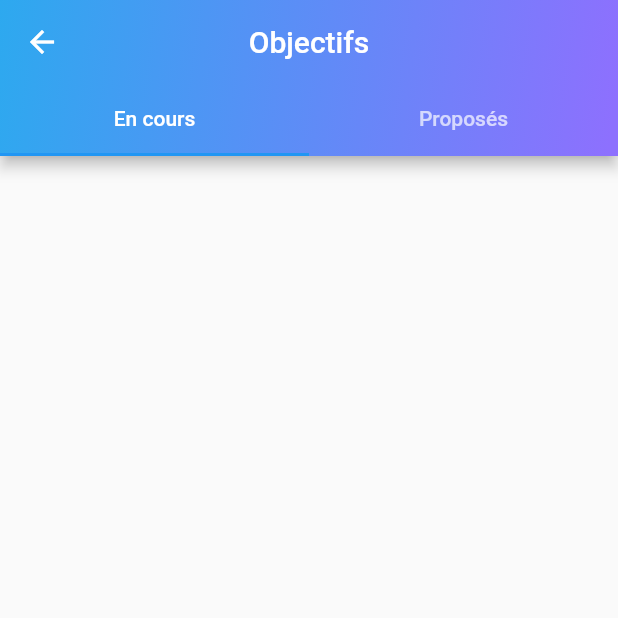
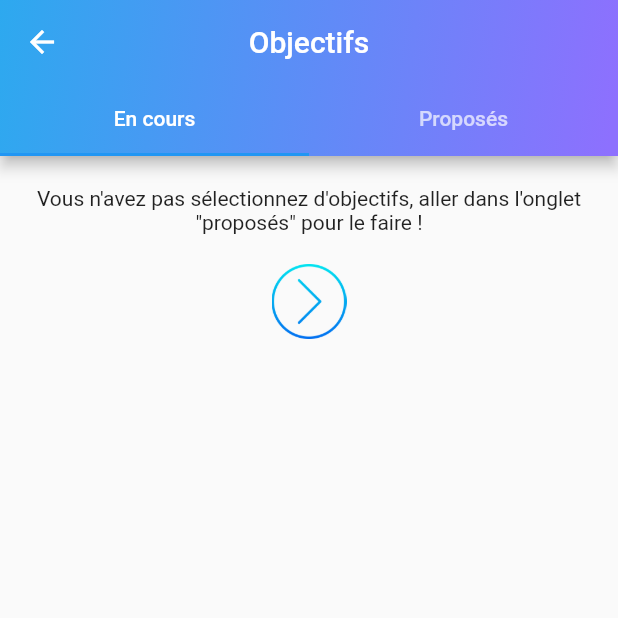
Before and after one commit to CamilleJullien/ceihm, a Flutter app: the Goals screen opened directly, on a phone screen of 412 x 824 dp, the top half of it. Run offline on Flutter 3.47's test engine with Material 2 defaults, Android fonts, the light colour scheme and no system bars; our stand-ins replace font_awesome_flutter; missing offline and left inert: flat_icons_flutter.

Commit message:
#8 page des objectifs en cours, affichage d'un texte quand aucun objectifs selectionné

```diff
--- a/lib/goals/proposedGoals.dart
+++ b/lib/goals/proposedGoals.dart
@@ -69,4 +69,6 @@ class ProposedGoalsState extends State<ProposedGoals> with
     else
       return "validated.png";
   }
+
+
 }
--- a/lib/goals/selectedGoals.dart
+++ b/lib/goals/selectedGoals.dart
@@ -21,7 +21,7 @@ class SelectedGoalsState extends State<SelectedGoals> {
     return Container(
         child: Stack(
           children: <Widget>[
-            _myListView(context)
+            isThereObjectifs(context)
           ],
         )
     );
@@ -76,5 +76,24 @@ class SelectedGoalsState extends State<SelectedGoals> {
     );
   }
 
+  isThereObjectifs(context){
+    print(goals.length);
+    if(goals.length != 0)
+      return _myListView(context);
+    else {
+      return Column(
+        children : <Widget>[
+          Padding(
+            padding: const EdgeInsets.all(20.0),
+            child:  Text("Vous n'avez pas sélectionnez d'objectifs, aller "
+                "dans l'onglet \"proposés\" pour le faire !",
+                textAlign: TextAlign.center)
+          ),
+          Image.asset("assets/right-arrow.png", width: 50, height:50)
+        ]
+      );
+    }
+  }
+
 
 }
```
Also changed, not shown: assets/right-arrow.png (added).
